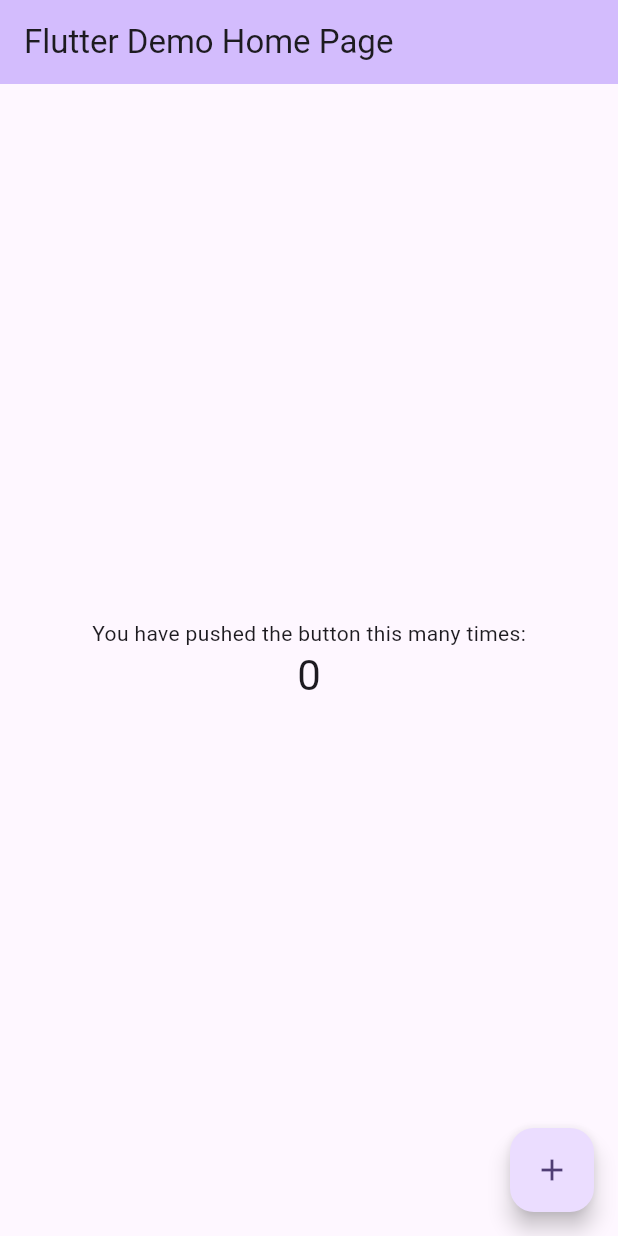
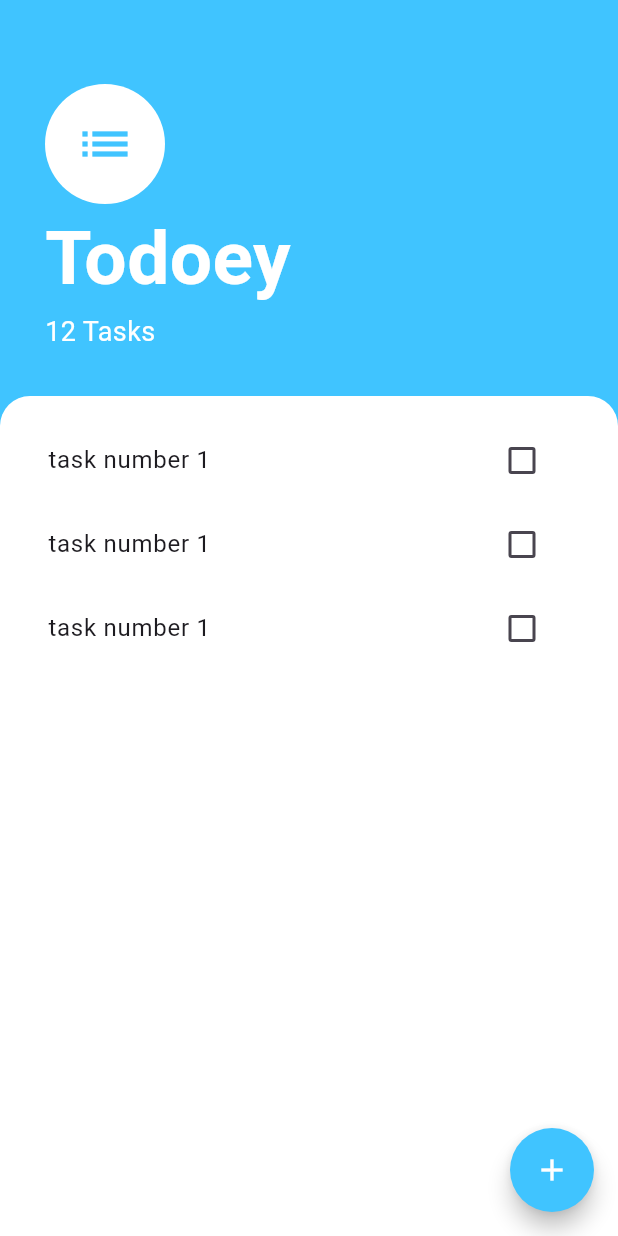
Before and after one commit to Mohalimmed/Todoey, a Flutter app: the screen it shows after launch, on a phone screen of 412 x 824 dp. Run offline on Flutter 3.47's test engine with Material 3 defaults, Android fonts, the phone set to English and light mode, and no system bars.

Commit message:
initatil design for the task screen

```diff
--- a/lib/main.dart
+++ b/lib/main.dart
@@ -1,4 +1,5 @@
 import 'package:flutter/material.dart';
+import 'package:todoey/screens/taskes_screen.dart';
 
 void main() {
   runApp(const MyApp());
@@ -11,115 +12,8 @@ class MyApp extends StatelessWidget {
   @override
   Widget build(BuildContext context) {
     return MaterialApp(
-      title: 'Flutter Demo',
-      theme: ThemeData(
-        // This is the theme of your application.
-        //
-        // TRY THIS: Try running your application with "flutter run". You'll see
-        // the application has a purple toolbar. Then, without quitting the app,
-        // try changing the seedColor in the colorScheme below to Colors.green
-        // and then invoke "hot reload" (save your changes or press the "hot
-        // reload" button in a Flutter-supported IDE, or press "r" if you used
-        // the command line to start the app).
-        //
-        // Notice that the counter didn't reset back to zero; the application
-        // state is not lost during the reload. To reset the state, use hot
-        // restart instead.
-        //
-        // This works for code too, not just values: Most code changes can be
-        // tested with just a hot reload.
-        colorScheme: ColorScheme.fromSeed(seedColor: Colors.deepPurple),
-        useMaterial3: true,
-      ),
-      home: const MyHomePage(title: 'Flutter Demo Home Page'),
+      debugShowCheckedModeBanner: false,
+      home: TasksScreen()
     );
   }
 }
-
-class MyHomePage extends StatefulWidget {
-  const MyHomePage({super.key, required this.title});
-
-  // This widget is the home page of your application. It is stateful, meaning
-  // that it has a State object (defined below) that contains fields that affect
-  // how it looks.
-
-  // This class is the configuration for the state. It holds the values (in this
-  // case the title) provided by the parent (in this case the App widget) and
-  // used by the build method of the State. Fields in a Widget subclass are
-  // always marked "final".
-
-  final String title;
-
-  @override
-  State<MyHomePage> createState() => _MyHomePageState();
-}
-
-class _MyHomePageState extends State<MyHomePage> {
-  int _counter = 0;
-
-  void _incrementCounter() {
-    setState(() {
-      // This call to setState tells the Flutter framework that something has
-      // changed in this State, which causes it to rerun the build method below
-      // so that the display can reflect the updated values. If we changed
-      // _counter without calling setState(), then the build method would not be
-      // called again, and so nothing would appear to happen.
-      _counter++;
-    });
-  }
-
-  @override
-  Widget build(BuildContext context) {
-    // This method is rerun every time setState is called, for instance as done
-    // by the _incrementCounter method above.
-    //
-    // The Flutter framework has been optimized to make rerunning build methods
-    // fast, so that you can just rebuild anything that needs updating rather
-    // than having to individually change instances of widgets.
-    return Scaffold(
-      appBar: AppBar(
-        // TRY THIS: Try changing the color here to a specific color (to
-        // Colors.amber, perhaps?) and trigger a hot reload to see the AppBar
-        // change color while the other colors stay the same.
-        backgroundColor: Theme.of(context).colorScheme.inversePrimary,
-        // Here we take the value from the MyHomePage object that was created by
-        // the App.build method, and use it to set our appbar title.
-        title: Text(widget.title),
-      ),
-      body: Center(
-        // Center is a layout widget. It takes a single child and positions it
-        // in the middle of the parent.
-        child: Column(
-          // Column is also a layout widget. It takes a list of children and
-          // arranges them vertically. By default, it sizes itself to fit its
-          // children horizontally, and tries to be as tall as its parent.
-          //
-          // Column has various properties to control how it sizes itself and
-          // how it positions its children. Here we use mainAxisAlignment to
-          // center the children vertically; the main axis here is the vertical
-          // axis because Columns are vertical (the cross axis would be
-          // horizontal).
-          //
-          // TRY THIS: Invoke "debug painting" (choose the "Toggle Debug Paint"
-          // action in the IDE, or press "p" in the console), to see the
-          // wireframe for each widget.
-          mainAxisAlignment: MainAxisAlignment.center,
-          children: <Widget>[
-            const Text(
-              'You have pushed the button this many times:',
-            ),
-            Text(
-              '$_counter',
-              style: Theme.of(context).textTheme.headlineMedium,
-            ),
-          ],
-        ),
-      ),
-      floatingActionButton: FloatingActionButton(
-        onPressed: _incrementCounter,
-        tooltip: 'Increment',
-        child: const Icon(Icons.add),
-      ), // This trailing comma makes auto-formatting nicer for build methods.
-    );
-  }
-}
--- /dev/null
+++ b/lib/screens/taskes_screen.dart
@@ -0,0 +1,66 @@
+import 'package:flutter/material.dart';
+import 'package:todoey/widgets/task_list.dart';
+
+class TasksScreen extends StatelessWidget {
+  const TasksScreen({super.key});
+
+  @override
+  Widget build(BuildContext context) {
+    return Scaffold(
+      backgroundColor: Colors.lightBlueAccent,
+      appBar: AppBar(
+        backgroundColor: Colors.lightBlueAccent,
+      ),
+      body: Column(
+        crossAxisAlignment: CrossAxisAlignment.start,
+        children: [
+          Container(
+            padding: EdgeInsets.only(top: 0, left: 30, bottom: 30, right: 30),
+            child: Column(
+              crossAxisAlignment: CrossAxisAlignment.start,
+              children: [
+                CircleAvatar(
+                  backgroundColor: Colors.white,
+                  radius: 40,
+                  child: Icon(
+                    Icons.list,
+                    color: Colors.lightBlueAccent,
+                    size: 40.0,
+                  ),
+                ),
+                Text(
+                  'Todoey',
+                  style: TextStyle(
+                      color: Colors.white,
+                      fontSize: 50.0,
+                      fontWeight: FontWeight.w700),
+                ),
+                Text(
+                  '12 Tasks',
+                  style: TextStyle(color: Colors.white, fontSize: 18),
+                )
+              ],
+            ),
+          ),
+          Expanded(
+            child: Container(
+              padding: EdgeInsets.symmetric(horizontal: 16.0,vertical: 15),
+              decoration: BoxDecoration(
+                  color: Colors.white,
+                  borderRadius: BorderRadius.only(
+                      topLeft: Radius.circular(20),
+                      topRight: Radius.circular(20))),
+              child: TasksItems(),
+            ),
+          )
+        ],
+      ),
+      floatingActionButton: FloatingActionButton(
+        onPressed: () {},
+        backgroundColor: Colors.lightBlueAccent,
+        shape: CircleBorder(),
+        child: Icon(Icons.add,color: Colors.white,),
+      ),
+    );
+  }
+}
--- /dev/null
+++ b/lib/widgets/task_list.dart
@@ -0,0 +1,18 @@
+
+import 'package:flutter/material.dart';
+import 'package:todoey/widgets/task_tile.dart';
+
+class TasksItems extends StatelessWidget {
+
+
+  @override
+  Widget build(BuildContext context) {
+    return ListView(
+      children: [
+        TaskTile(),
+        TaskTile(),
+        TaskTile(),
+      ],
+    );
+  }
+}
--- /dev/null
+++ b/lib/widgets/task_tile.dart
@@ -0,0 +1,15 @@
+import 'package:flutter/material.dart';
+
+class TaskTile extends StatelessWidget {
+  const TaskTile({
+    super.key,
+  });
+
+  @override
+  Widget build(BuildContext context) {
+    return ListTile(
+      title: Text('task number 1 ',),
+      trailing: Checkbox(value: false, onChanged: (val){}),
+    );
+  }
+}
```
